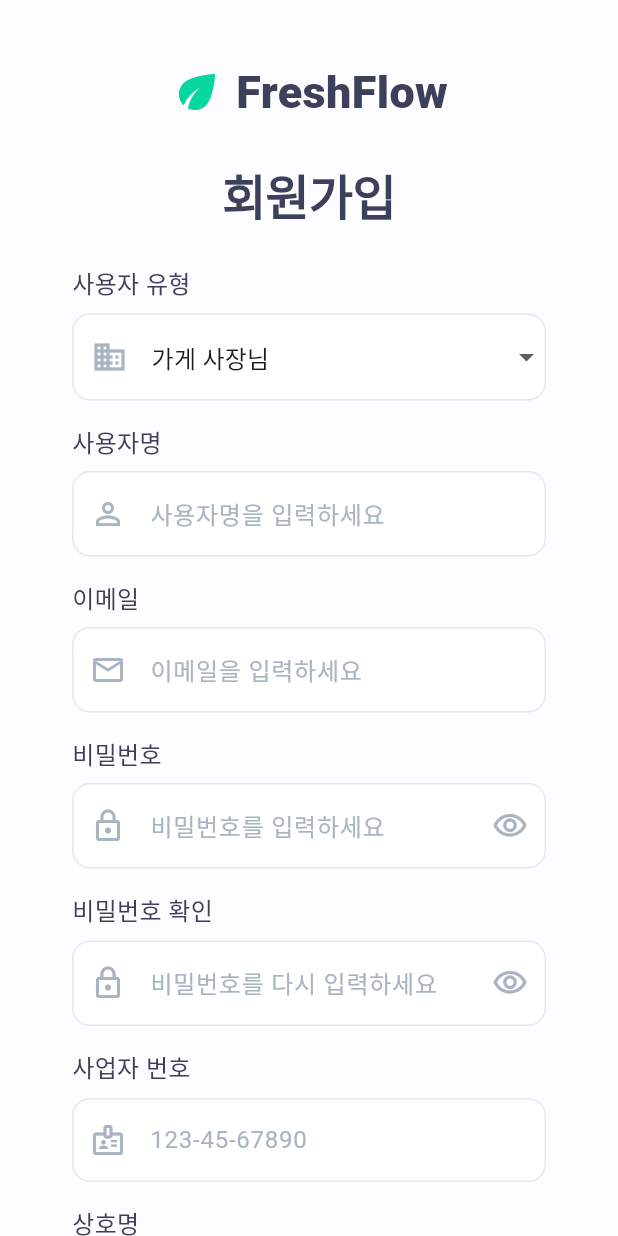
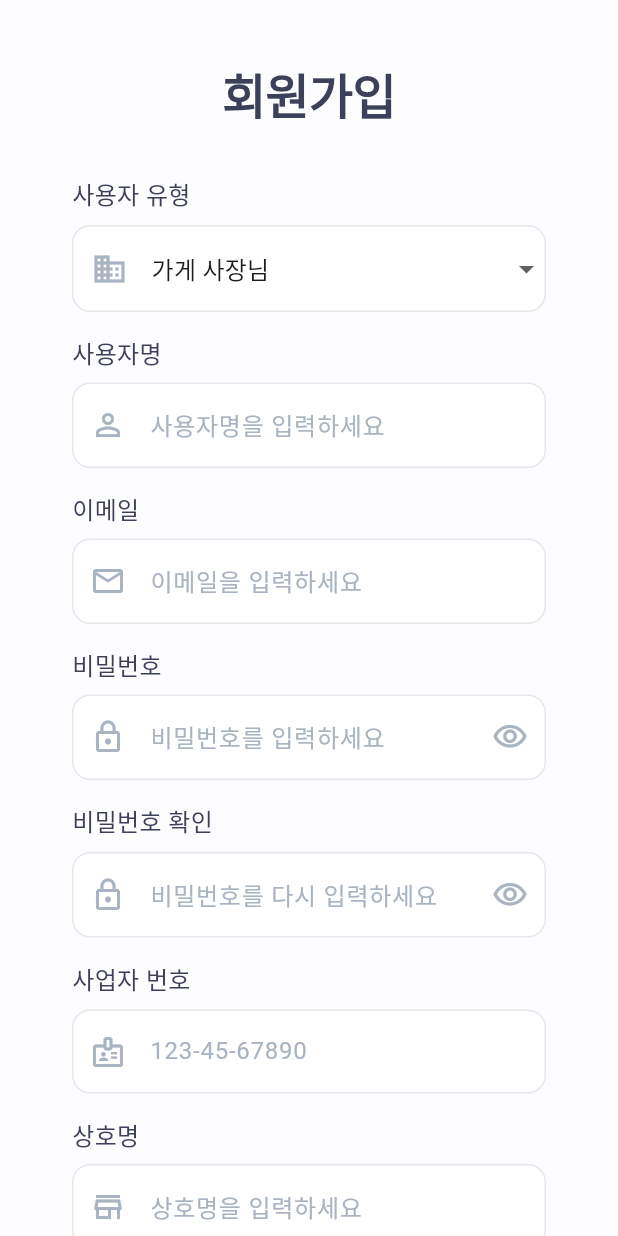
Before and after one commit to huisikkim/freshFlow, a Flutter app: the screen it shows after launch, after a tap on "Sign Up", on a phone screen of 412 x 824 dp. Run offline on Flutter 3.47's test engine with Material 3 defaults, Android fonts, the phone set to English and light mode, and no system bars; our stand-ins replace shared_preferences; accounts and stored records are empty.

Commit message:
문구 수정

```diff
--- a/lib/presentation/pages/login_page.dart
+++ b/lib/presentation/pages/login_page.dart
@@ -97,29 +97,55 @@ class _LoginPageState extends State<LoginPage> {
 
                         // Illustration placeholder
                         Container(
-                          height: 192,
+                          height: 160,
                           padding: const EdgeInsets.symmetric(horizontal: 16),
                           child: Center(
-                            child: Text(
-                              '🍅 🧀 🥑',
-                              style: TextStyle(fontSize: 80),
+                            child: Row(
+                              mainAxisAlignment: MainAxisAlignment.center,
+                              children: [
+                                Container(
+                                  padding: const EdgeInsets.all(16),
+                                  decoration: BoxDecoration(
+                                    color: const Color(0xFFFF6F61).withOpacity(0.1),
+                                    shape: BoxShape.circle,
+                                  ),
+                                  child: const Icon(
+                                    Icons.shopping_basket_outlined,
+                                    size: 48,
+                                    color: Color(0xFFFF6F61),
+                                  ),
+                                ),
+                                const SizedBox(width: 24),
+                                Container(
+                                  padding: const EdgeInsets.all(16),
+                                  decoration: BoxDecoration(
+                                    color: const Color(0xFF06D6A0).withOpacity(0.1),
+                                    shape: BoxShape.circle,
+                                  ),
+                                  child: const Icon(
+                                    Icons.eco_outlined,
+                                    size: 48,
+                                    color: Color(0xFF06D6A0),
+                                  ),
+                                ),
+                                const SizedBox(width: 24),
+                                Container(
+                                  padding: const EdgeInsets.all(16),
+                                  decoration: BoxDecoration(
+                                    color: const Color(0xFFFFC857).withOpacity(0.1),
+                                    shape: BoxShape.circle,
+                                  ),
+                                  child: const Icon(
+                                    Icons.local_shipping_outlined,
+                                    size: 48,
+                                    color: Color(0xFFFFC857),
+                                  ),
+                                ),
+                              ],
                             ),
                           ),
                         ),
-                        const SizedBox(height: 24),
-
-                        // Welcome text
-                        const Text(
-                          'Welcome back!',
-                          style: TextStyle(
-                            fontSize: 32,
-                            fontWeight: FontWeight.w800,
-                            color: Color(0xFF3D405B),
-                            letterSpacing: -0.5,
-                          ),
-                          textAlign: TextAlign.center,
-                        ),
-                        const SizedBox(height: 12),
+                        const SizedBox(height: 32),
 
                         // Email/Username label
                         const Padding(
--- a/lib/presentation/pages/signup_page.dart
+++ b/lib/presentation/pages/signup_page.dart
@@ -94,29 +94,7 @@ class _SignUpPageState extends State<SignUpPage> {
                       mainAxisSize: MainAxisSize.min,
                       crossAxisAlignment: CrossAxisAlignment.stretch,
                       children: [
-                        // Logo and Title
-                        Row(
-                          mainAxisAlignment: MainAxisAlignment.center,
-                          children: [
-                            const Icon(
-                              Icons.eco,
-                              color: Color(0xFF06D6A0),
-                              size: 36,
-                            ),
-                            const SizedBox(width: 8),
-                            const Text(
-                              'FreshFlow',
-                              style: TextStyle(
-                                fontSize: 30,
-                                fontWeight: FontWeight.w800,
-                                color: Color(0xFF3D405B),
-                              ),
-                            ),
-                          ],
-                        ),
-                        const SizedBox(height: 24),
-
-                        // Welcome text
+                        // Title
                         const Text(
                           '회원가입',
                           style: TextStyle(
@@ -127,7 +105,7 @@ class _SignUpPageState extends State<SignUpPage> {
                           ),
                           textAlign: TextAlign.center,
                         ),
-                        const SizedBox(height: 24),
+                        const SizedBox(height: 32),
 
                         // User Type Selection
                         const Padding(
```
